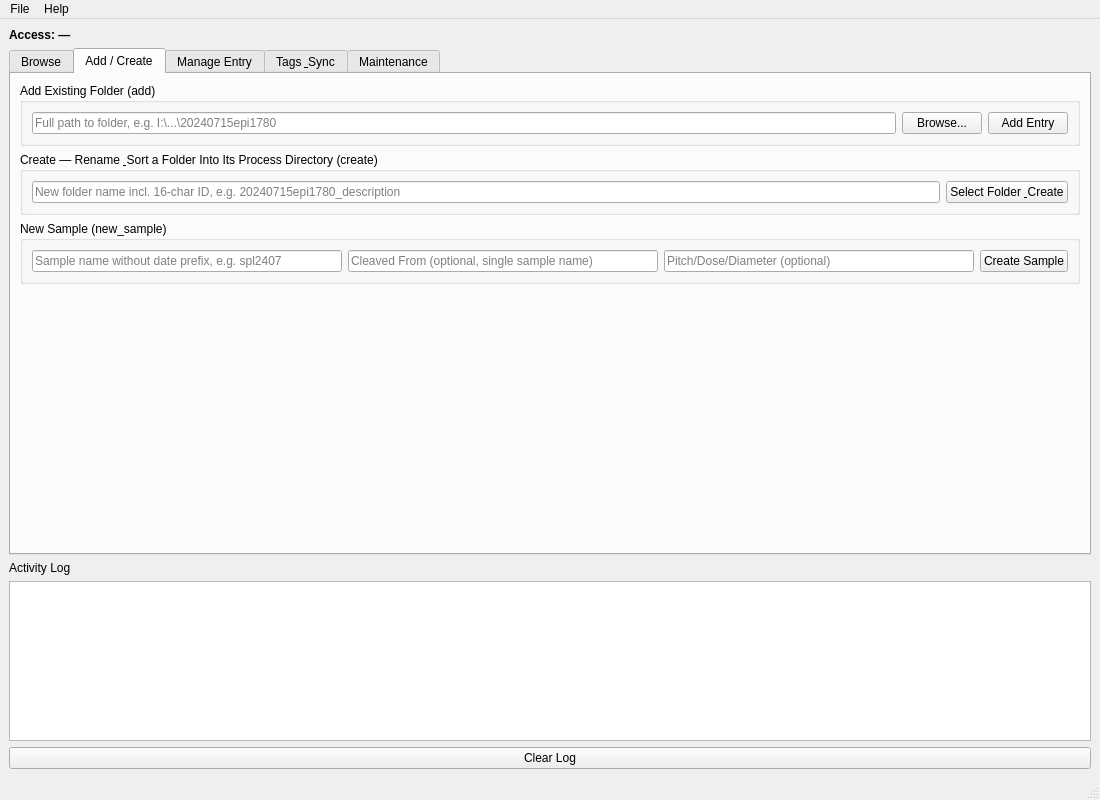
Above: base_gui.ui from ge23jud/Fabrication-Database before the change. Below: the same form after it.
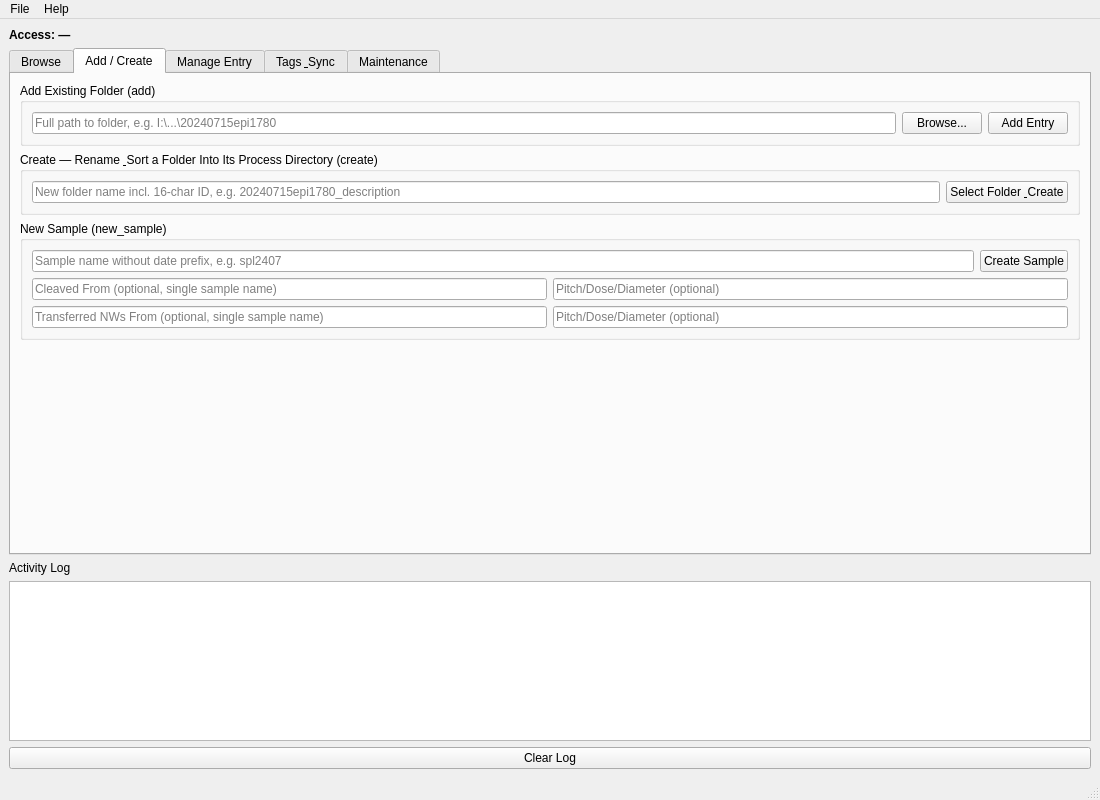
That is the form after the change. The open tabs and pages were chosen to show the change.

Commit message:
Reorganize New Sample form into 3 rows, propagate transfer links on cleave
Splits the New Sample form's cleave and transfer fields into separate
rows (name / cleave / transfer) for a cleaner layout. cleave() now also
copies the parent's transfer_parents onto newly cleaved children, since
a cleaved piece still physically carries any NWs the parent received.
Also backfills transfer_parents/transfer_children for existing samples
from the Excel Sample Overview's "NW Transfer" donor cells.

Patch:
```diff
--- a/base_gui.ui
+++ b/base_gui.ui
@@ -244,7 +244,9 @@
           <property name="title">
            <string>New Sample (new_sample)</string>
           </property>
-          <layout class="QHBoxLayout" name="groupNewSampleHLayout">
+          <layout class="QVBoxLayout" name="groupNewSampleVLayout">
+           <item>
+            <layout class="QHBoxLayout" name="groupNewSampleNameHLayout">
            <item>
             <widget class="QLineEdit" name="newSampleEdit">
              <property name="placeholderText">
@@ -253,6 +255,17 @@
             </widget>
            </item>
            <item>
+              <widget class="QPushButton" name="newSampleSubmitBtn">
+               <property name="text">
+                <string>Create Sample</string>
+               </property>
+              </widget>
+             </item>
+            </layout>
+           </item>
+           <item>
+            <layout class="QHBoxLayout" name="groupNewSampleCleaveHLayout">
+             <item>
             <widget class="QLineEdit" name="newSampleCleavedFromEdit">
              <property name="placeholderText">
               <string>Cleaved From (optional, single sample name)</string>
@@ -266,12 +279,25 @@
              </property>
             </widget>
            </item>
+            </layout>
+           </item>
            <item>
-            <widget class="QPushButton" name="newSampleSubmitBtn">
-             <property name="text">
-              <string>Create Sample</string>
-             </property>
-            </widget>
+            <layout class="QHBoxLayout" name="groupNewSampleTransferHLayout">
+             <item>
+              <widget class="QLineEdit" name="newSampleTransferFromEdit">
+               <property name="placeholderText">
+                <string>Transferred NWs From (optional, single sample name)</string>
+               </property>
+              </widget>
+             </item>
+             <item>
+              <widget class="QLineEdit" name="newSampleTransferParamEdit">
+               <property name="placeholderText">
+                <string>Pitch/Dose/Diameter (optional)</string>
+               </property>
+              </widget>
+             </item>
+            </layout>
            </item>
           </layout>
          </widget>
```
Left out of the diff: 30 changed lines with no effect on the pictures. Lines whose indentation alone changed are shown as unchanged. The commit also changes 5 other files.
